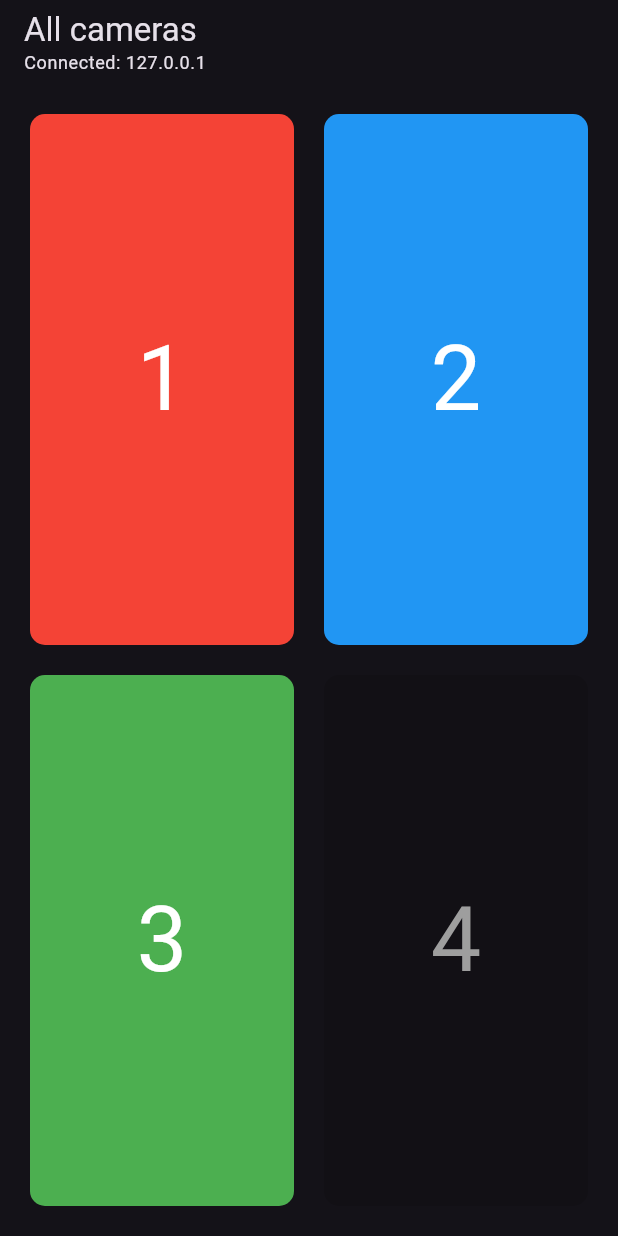
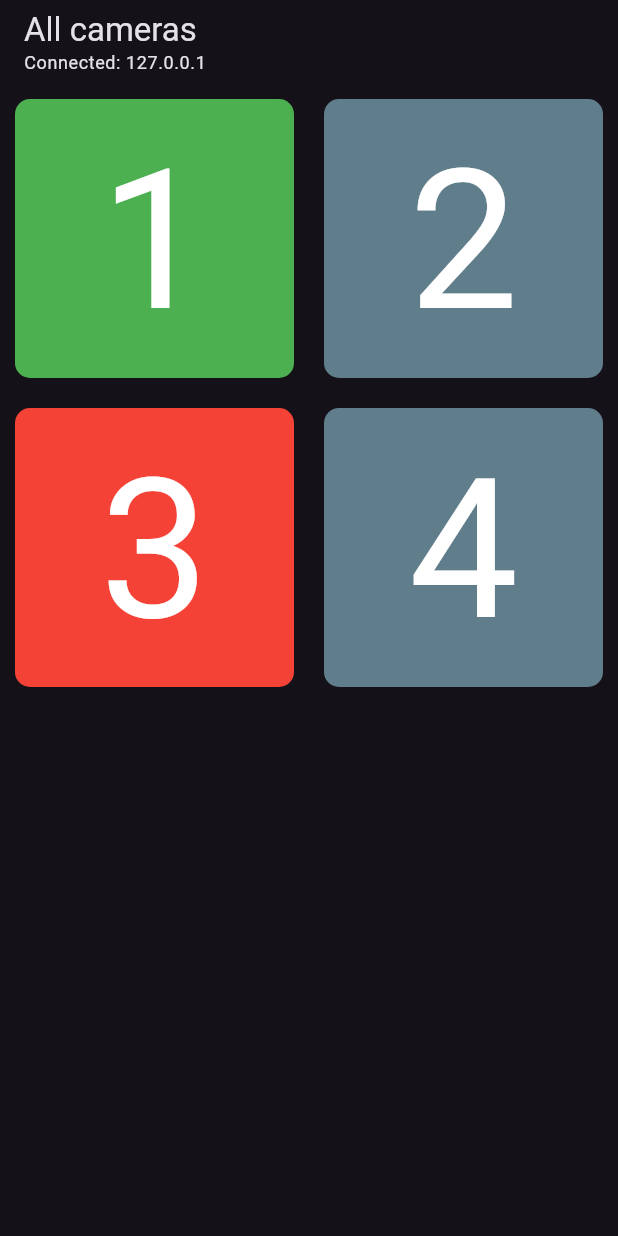
Before and after one commit to RedyAu/multitally, a Flutter app: the screen it shows after launch, on a phone screen of 412 x 824 dp. Run offline on Flutter 3.47's test engine with Material 2 defaults, Android fonts, the phone set to English and light mode, and no system bars; our stand-ins replace wakelock.

Commit message:
gridview; state managed indicators

```diff
--- a/lib/pages/tally/all_cams.dart
+++ b/lib/pages/tally/all_cams.dart
@@ -1,12 +1,16 @@
 import 'package:feelworld_tally/settings.dart';
 import 'package:feelworld_tally/pages/tally/cam_indicator.dart';
 import 'package:flutter/material.dart';
+import 'package:provider/provider.dart';
+import 'package:wakelock/wakelock.dart';
 
 class AllCamsPage extends StatelessWidget {
   const AllCamsPage({super.key});
 
   @override
   Widget build(BuildContext context) {
+    Wakelock.enable();
+
     return Scaffold(
       appBar: AppBar(
           title: Column(
@@ -19,49 +23,15 @@ class AllCamsPage extends StatelessWidget {
           )
         ],
       )),
-      body: Padding(
-        padding: EdgeInsets.all(10),
-        child: Column(
-          children: [
-            Expanded(
-              child: Row(
-                children: const [
-                  Expanded(
-                    child: CamIndicator(
-                      '1',
-                      CamState.live,
-                    ),
-                  ),
-                  Expanded(
-                    child: CamIndicator(
-                      '2',
-                      CamState.online,
-                    ),
-                  ),
-                ],
-              ),
-            ),
-            Expanded(
-              child: Row(
-                children: const [
-                  Expanded(
-                    child: CamIndicator(
-                      '3',
-                      CamState.preview,
-                    ),
-                  ),
-                  Expanded(
-                    child: CamIndicator(
-                      '4',
-                      CamState.offline,
-                    ),
-                  ),
-                ],
-              ),
-            ),
-          ],
-        ),
-      ),
+      body: Consumer<SettingsProvider>(builder: (context, provider, child) {
+        return GridView.count(
+          physics: const NeverScrollableScrollPhysics(),
+          crossAxisCount: 2,
+          children: provider.cams.entries
+              .map((e) => CamIndicator(e.key, e.value))
+              .toList(),
+        );
+      }),
     );
   }
 }
--- a/lib/pages/tally/cam_indicator.dart
+++ b/lib/pages/tally/cam_indicator.dart
@@ -22,9 +22,11 @@ class CamIndicator extends StatelessWidget {
               Radius.circular(10),
             ),
             color: provider.indicatorTheme.backgroundFor[state]),
-        child: Center(
-            child: Text(camId,
-                style: provider.indicatorTheme.textStyleFor[state])),
+        child: FittedBox(
+          fit: BoxFit.fitHeight,
+          child:
+              Text(camId, style: provider.indicatorTheme.textStyleFor[state]),
+        ),
       );
     });
   }
--- a/lib/settings.dart
+++ b/lib/settings.dart
@@ -1,3 +1,5 @@
+import 'dart:math';
+
 import 'package:flutter/material.dart';
 
 enum CamState { live, preview, online, offline }
@@ -13,20 +15,43 @@ class SettingsProvider extends ChangeNotifier {
   static bool _initialized = false;
   bool get initialized => _initialized;
 
+  Map<String, CamState> _cams = {
+    "1": CamState.online,
+    "2": CamState.live,
+    "3": CamState.preview,
+    "4": CamState.offline,
+  };
+  Map<String, CamState> get cams => _cams;
+  set cams(Map<String, CamState> cams) {
+    _cams = cams;
+    notifyListeners();
+  }
+
   IndicatorTheme get indicatorTheme => IndicatorTheme({
         CamState.live: Colors.red,
         CamState.preview: Colors.green,
-        CamState.online: Colors.blue,
+        CamState.online: Colors.blueGrey,
         CamState.offline: Colors.black12,
       }, {
-        CamState.live: const TextStyle(fontSize: 60, color: Colors.white),
-        CamState.preview: const TextStyle(fontSize: 60, color: Colors.white),
-        CamState.online: const TextStyle(fontSize: 60, color: Colors.white),
-        CamState.offline: const TextStyle(fontSize: 60, color: Colors.grey),
+        CamState.live: const TextStyle(color: Colors.white),
+        CamState.preview: const TextStyle(color: Colors.white),
+        CamState.online: const TextStyle(color: Colors.white),
+        CamState.offline: const TextStyle(color: Colors.grey),
       });
 
   void initialize() async {
     _initialized = true;
+    Random random = Random();
+    Future.doWhile(() async {
+      cams = {
+        "1": CamState.values[random.nextInt(4)],
+        "2": CamState.values[random.nextInt(4)],
+        "3": CamState.values[random.nextInt(4)],
+        "4": CamState.values[random.nextInt(4)],
+      };
+      await Future.delayed(Duration(seconds: 1));
+      return true;
+    });
     return;
   }
 }
--- a/pubspec.yaml
+++ b/pubspec.yaml
@@ -37,6 +37,7 @@ dependencies:
   # Use with the CupertinoIcons class for iOS style icons.
   cupertino_icons: ^1.0.2
   provider: ^6.0.5
+  wakelock: ^0.6.2
 
 dev_dependencies:
   flutter_test:
```
Also changed, not shown: pubspec.lock.
